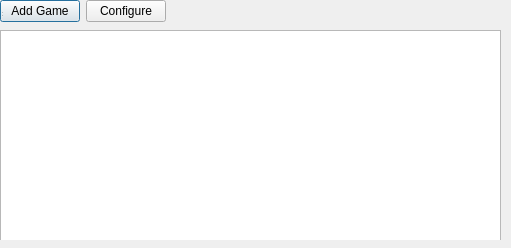
This is ui/Ui_Main.ui in rgooler/steam_achievement_stats_watcher as Qt 5 draws it before an edit. The edited form follows.
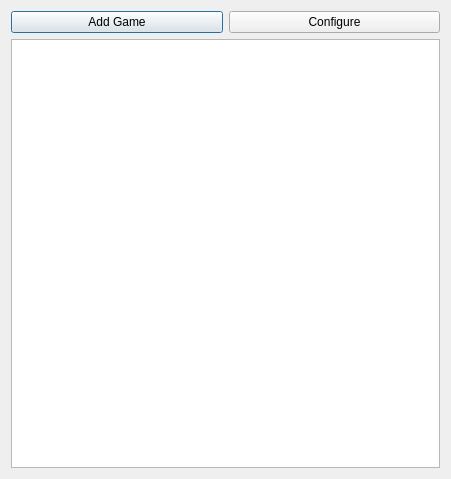
This is the edited form. Icons and pictures are not drawn.

Diff of the .ui file:
```diff
--- a/ui/Ui_Main.ui
+++ b/ui/Ui_Main.ui
@@ -9,8 +9,8 @@
    <rect>
     <x>0</x>
     <y>0</y>
-    <width>511</width>
-    <height>248</height>
+    <width>451</width>
+    <height>479</height>
    </rect>
   </property>
   <property name="windowTitle">
@@ -20,33 +20,8 @@
    <iconset>
     <normaloff>icon.ico</normaloff>icon.ico</iconset>
   </property>
-  <widget class="QWidget" name="centralwidget" native="true">
-   <property name="enabled">
-    <bool>true</bool>
-   </property>
-   <property name="geometry">
-    <rect>
-     <x>0</x>
-     <y>0</y>
-     <width>505</width>
-     <height>240</height>
-    </rect>
-   </property>
-   <property name="sizePolicy">
-    <sizepolicy hsizetype="Expanding" vsizetype="Expanding">
-     <horstretch>0</horstretch>
-     <verstretch>0</verstretch>
-    </sizepolicy>
-   </property>
-   <widget class="QWidget" name="horizontalLayoutWidget">
-    <property name="geometry">
-     <rect>
-      <x>0</x>
-      <y>0</y>
-      <width>158</width>
-      <height>25</height>
-     </rect>
-    </property>
+  <layout class="QVBoxLayout" name="verticalLayout">
+   <item>
     <layout class="QHBoxLayout" name="horizontalLayout">
      <property name="sizeConstraint">
       <enum>QLayout::SetFixedSize</enum>
@@ -66,34 +41,11 @@
       </widget>
      </item>
     </layout>
-   </widget>
-   <widget class="QTreeView" name="treeView">
-    <property name="geometry">
-     <rect>
-      <x>0</x>
-      <y>30</y>
-      <width>501</width>
-      <height>211</height>
-     </rect>
-    </property>
-   </widget>
-  </widget>
-  <widget class="QStatusBar" name="statusbar">
-   <property name="geometry">
-    <rect>
-     <x>0</x>
-     <y>0</y>
-     <width>3</width>
-     <height>18</height>
-    </rect>
-   </property>
-   <property name="sizePolicy">
-    <sizepolicy hsizetype="Expanding" vsizetype="Expanding">
-     <horstretch>0</horstretch>
-     <verstretch>0</verstretch>
-    </sizepolicy>
-   </property>
-  </widget>
+   </item>
+   <item>
+    <widget class="QTreeView" name="treeView"/>
+   </item>
+  </layout>
  </widget>
  <resources/>
  <connections/>
```
